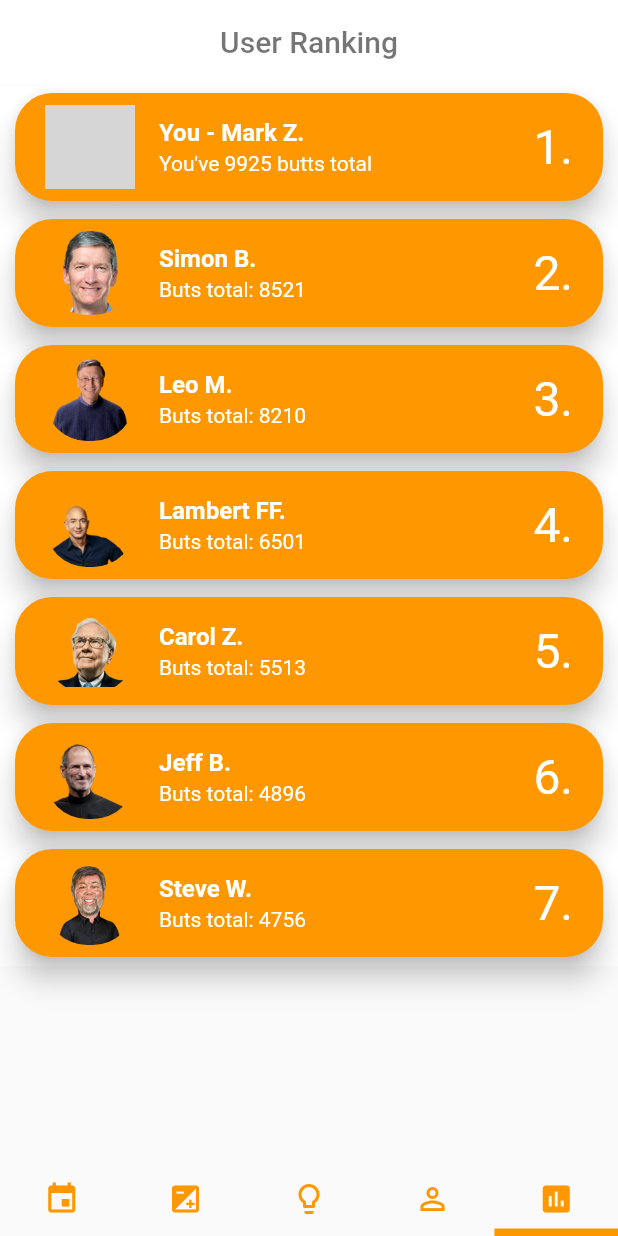
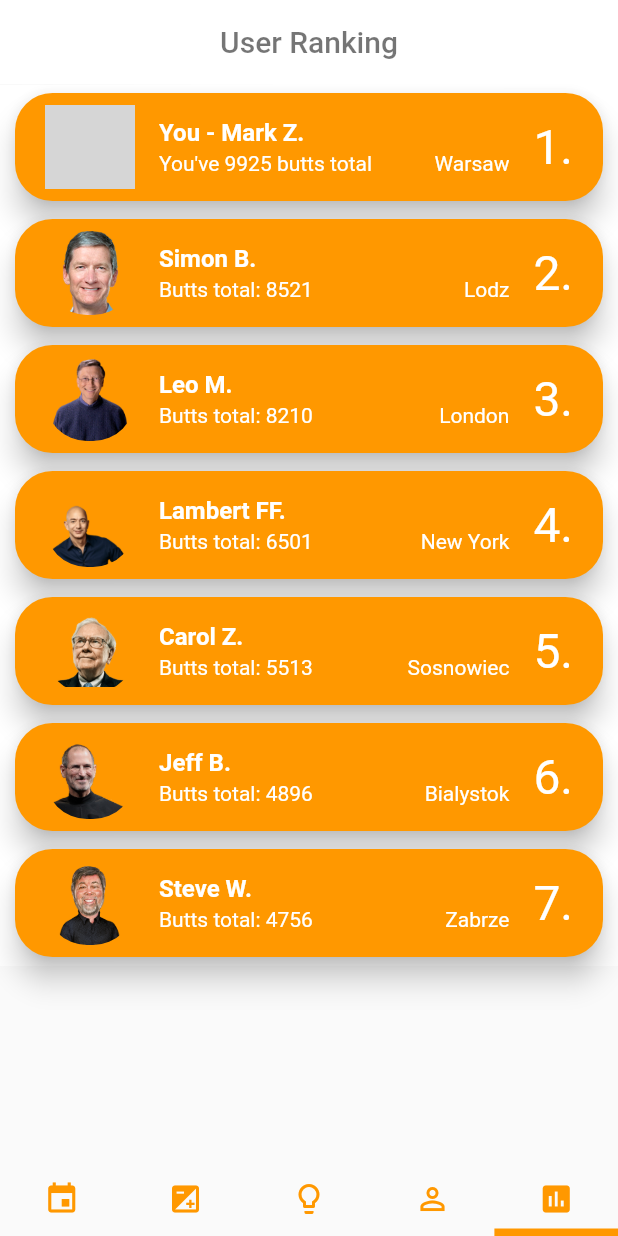
Before and after one commit to szymhan/eco_cigarettes, a Flutter app: the screen it shows after launch, item 5 of the bottom bar chosen, on a phone screen of 412 x 824 dp. Run offline on Flutter 3.47's test engine with Material 2 defaults, Android fonts, the phone set to English and light mode, and no system bars; our stand-ins replace font_awesome_flutter, shared_preferences; grey boxes are pictures that could not be loaded.

Commit message:
city field added in User class, updated user ranking

```diff
--- a/lib/models/User.dart
+++ b/lib/models/User.dart
@@ -4,8 +4,9 @@ class User {
   String username;
   String avatar;
   int buttsCollected;
+  String city;
 
-  User(this.username, this.avatar, this.buttsCollected);
+  User(this.username, this.avatar, this.buttsCollected, this.city);
 
 
 }
--- a/lib/screens/rankingScreen.dart
+++ b/lib/screens/rankingScreen.dart
@@ -3,13 +3,13 @@ import 'package:eco_cigarettes/models/User.dart';
 import 'package:font_awesome_flutter/font_awesome_flutter.dart';
 
 List<User> mockUsers = [
-  new User("You - Mark Z.", "assets/prince.png", 9925),
-  new User("Simon B.", "assets/avatar1.png", 8521),
-  new User("Leo M.", "assets/avatar2.png", 8210),
-  new User("Lambert FF.", "assets/avatar3.png", 6501),
-  new User("Carol Z.", "assets/avatar4.png", 5513),
-  new User("Jeff B.", "assets/avatar5.png", 4896),
-  new User("Steve W.", "assets/avatar6.png", 4756),
+  new User("You - Mark Z.", "assets/prince.png", 9925, "Warsaw"),
+  new User("Simon B.", "assets/avatar1.png", 8521, "Lodz"),
+  new User("Leo M.", "assets/avatar2.png", 8210, "London"),
+  new User("Lambert FF.", "assets/avatar3.png", 6501, "New York"),
+  new User("Carol Z.", "assets/avatar4.png", 5513, "Sosnowiec"),
+  new User("Jeff B.", "assets/avatar5.png", 4896, "Bialystok"),
+  new User("Steve W.", "assets/avatar6.png", 4756, "Zabrze"),
 //  new User("OPOOOooO12", "assets/prince.png", 3542),
 //  new User("Wojtus12", "assets/prince.png", 2541),
 ];
@@ -97,7 +97,16 @@ makeListTile(int index) {
           ),
           index==0 ?
           Text("You've " + mockUsers[index].buttsCollected.toString() + " butts total", style: TextStyle(color: Colors.white))
-              :Text("Buts total: " + mockUsers[index].buttsCollected.toString(), style: TextStyle(color: Colors.white))
+              :Text("Butts total: " + mockUsers[index].buttsCollected.toString(), style: TextStyle(color: Colors.white)),
+
+          Expanded(
+            child: Row(
+              mainAxisAlignment: MainAxisAlignment.end,
+              children: <Widget>[
+                Text(mockUsers[index].city, style: TextStyle(color: Colors.white), textAlign: TextAlign.right,),
+              ],
+            ),
+          ),
         ],
       ),
       trailing:
--- a/lib/screens/userProfileScreen.dart
+++ b/lib/screens/userProfileScreen.dart
@@ -45,7 +45,7 @@ class _UserProfileScreenState extends State<UserProfileScreen> {
 
   @override
   void initState() {
-    testUser = new User("Mark Z.", "assets/prince.png", 0);
+    testUser = new User("Mark Z.", "assets/prince.png", 0, "Warsaw");
     fetchStoredButts();
     rng = new Random().nextInt(mockFunFacts.length);
   }
```
